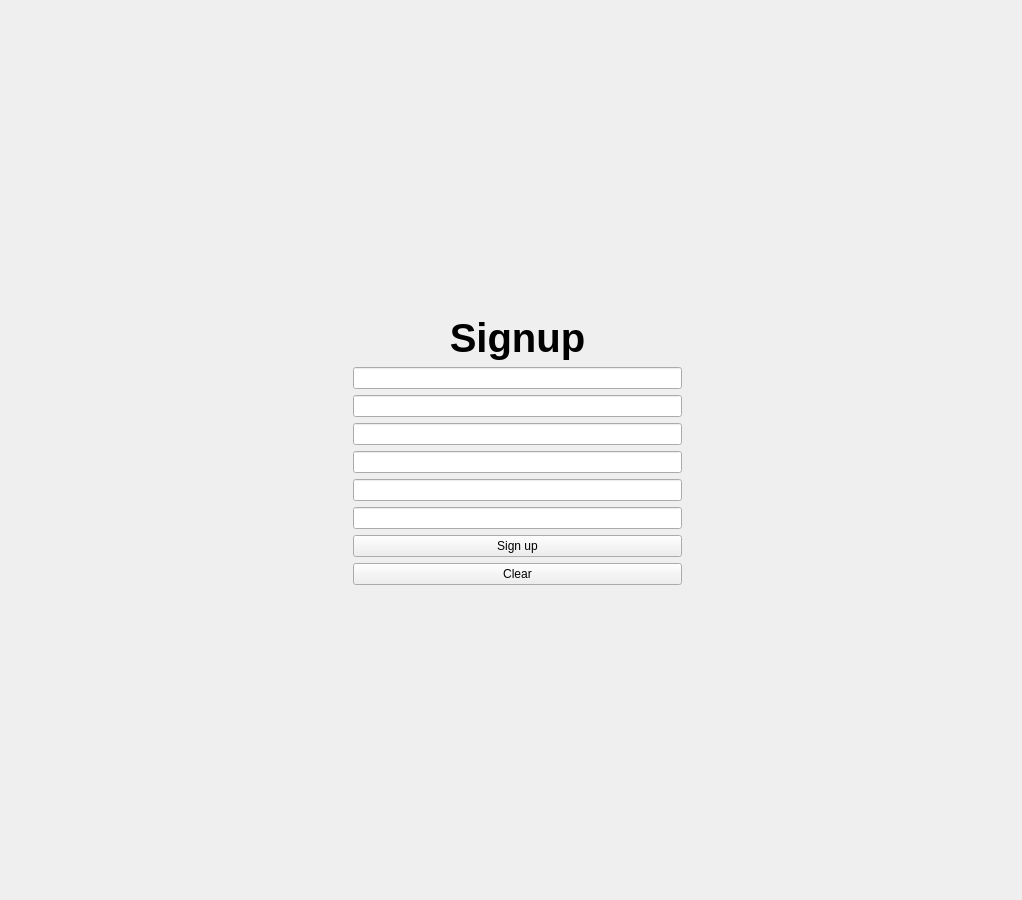
Before: the Qt Designer form src/widget/ui/signup_form.ui in franco-ruggeri/write-together, drawn with Qt 5.
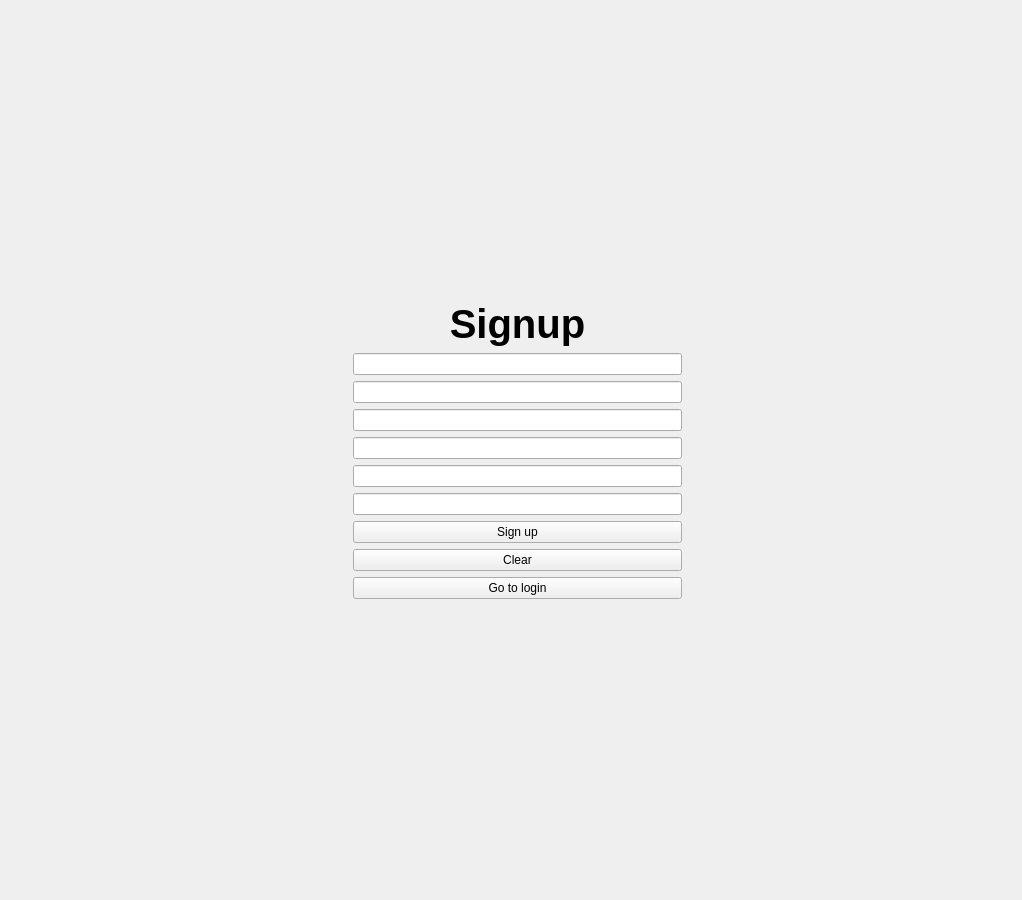
After: the same form once the commit is applied. Icons and pictures are not drawn.

Commit message: integrate and refactor: logout and transition signup->login

```diff
--- a/src/widget/ui/signup_form.ui
+++ b/src/widget/ui/signup_form.ui
@@ -100,6 +100,13 @@
        </property>
       </widget>
      </item>
+     <item>
+      <widget class="QPushButton" name="go_to_login">
+       <property name="text">
+        <string>Go to login</string>
+       </property>
+      </widget>
+     </item>
     </layout>
    </item>
    <item row="1" column="1">
```
The commit also changes 5 other files.
